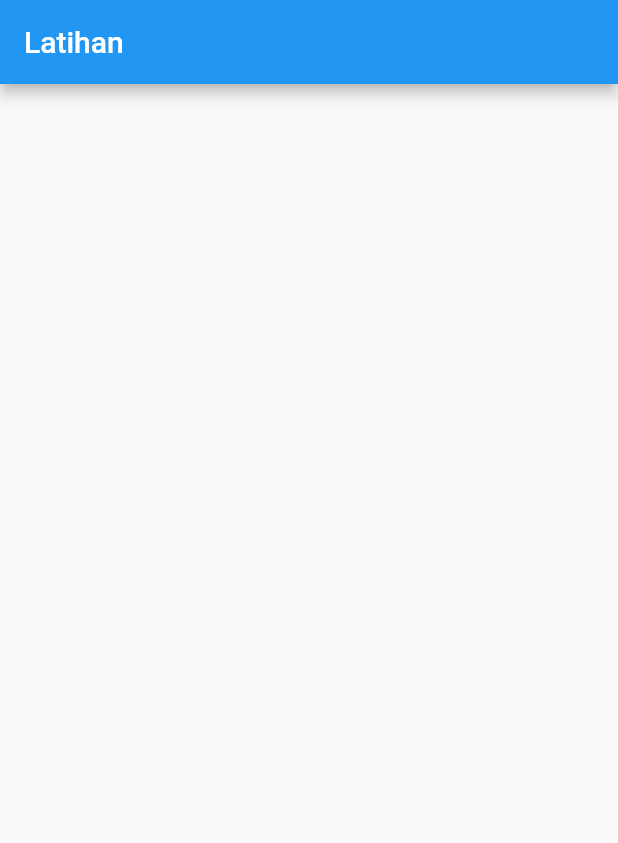
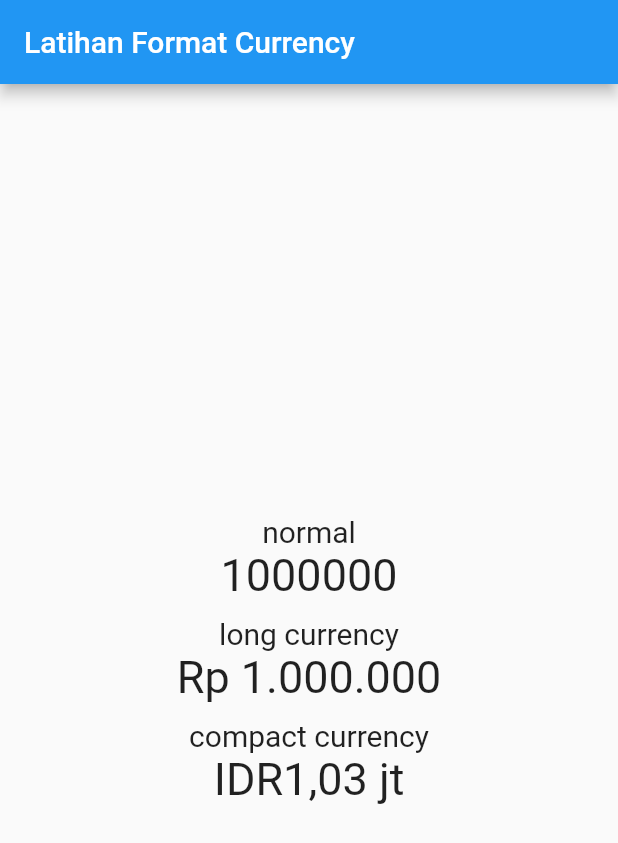
Before and after one commit to akbariyansyah/latihan-flutter, a Flutter app: the screen it shows after launch, on a phone screen of 412 x 824 dp. Shown: the top 843 px of the screen. Run offline on Flutter 3.47's test engine with Material 2 defaults, Android fonts, the phone set to English and light mode, and no system bars.

Commit message:
-initial commit -complete the code

```diff
--- a/lib/main.dart
+++ b/lib/main.dart
@@ -1,5 +1,6 @@
 import 'package:flutter/cupertino.dart';
 import 'package:flutter/material.dart';
+import 'package:intl/intl.dart';
 
 void main() {
   runApp(MyApp());
@@ -15,12 +16,44 @@ class MyApp extends StatelessWidget {
 }
 
 class MainPage extends StatelessWidget {
+  int money = 1000000;
   @override
   Widget build(BuildContext context) {
     return Scaffold(
         appBar: AppBar(
-          title: Text("Latihan "),
+          title: Text("Latihan Format Currency "),
         ),
-        body: Container());
+        body: Center(
+            child: Column(
+              mainAxisAlignment: MainAxisAlignment.center,
+          children: [
+            Text(
+              "normal",
+              style: TextStyle(fontSize: 20),
+            ),
+            Text(
+              money.toString(),
+              style: TextStyle(fontSize: 30),
+            ),
+            SizedBox(height: 10,),
+             Text(
+              "long currency",
+              style: TextStyle(fontSize: 20),
+            ),
+            Text(
+              NumberFormat.currency(locale: "id",symbol: "Rp ",decimalDigits: 0).format(money),
+              style: TextStyle(fontSize: 30),
+            ),
+            SizedBox(height: 10,),
+             Text(
+              "compact currency",
+              style: TextStyle(fontSize: 20),
+            ),
+            Text(
+              NumberFormat.compactCurrency(locale: "id",decimalDigits: 0).format(money + 35000),
+              style: TextStyle(fontSize: 30),
+            ),
+          ],
+        ),),);
   }
 }
```
Also changed, not shown: pubspec.yaml (+2 -10 lines), pubspec.lock.
